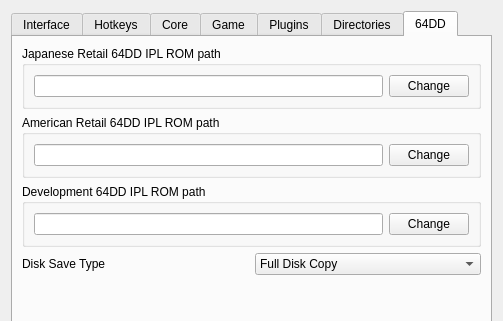
Old version of the form Source/RMG/UserInterface/Dialog/SettingsDialog.ui in the repository Rosalie241/RMG; both pictures show x 0 to 503 and y 0 to 321 of the 503 by 668 pixel window.
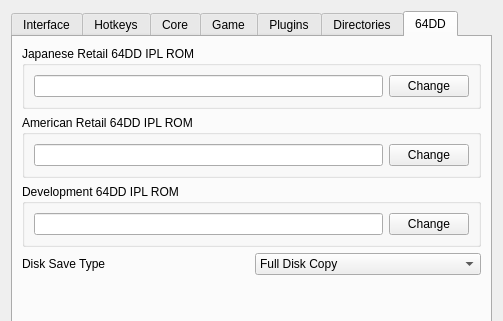
New version of the form. The open tabs and pages were chosen to show the change. Icons and pictures are not drawn. Custom widgets are drawn as their Qt base class.

Commit message: RMG: remove 'path' from 64DD IPL settings in the settings dialog

Patch:
```diff
--- a/Source/RMG/UserInterface/Dialog/SettingsDialog.ui
+++ b/Source/RMG/UserInterface/Dialog/SettingsDialog.ui
@@ -2863,7 +2863,7 @@
            <item>
             <widget class="QGroupBox" name="groupBox_32">
              <property name="title">
-              <string>Japanese Retail 64DD IPL ROM path</string>
+              <string>Japanese Retail 64DD IPL ROM</string>
              </property>
              <layout class="QHBoxLayout" name="horizontalLayout_88">
               <item>
@@ -2886,7 +2886,7 @@
            <item>
             <widget class="QGroupBox" name="groupBox_33">
              <property name="title">
-              <string>American Retail 64DD IPL ROM path</string>
+              <string>American Retail 64DD IPL ROM</string>
              </property>
              <layout class="QHBoxLayout" name="horizontalLayout_90">
               <item>
@@ -2909,7 +2909,7 @@
            <item>
             <widget class="QGroupBox" name="groupBox_34">
              <property name="title">
-              <string>Development 64DD IPL ROM path</string>
+              <string>Development 64DD IPL ROM</string>
              </property>
              <layout class="QHBoxLayout" name="horizontalLayout_91">
               <item>
```
